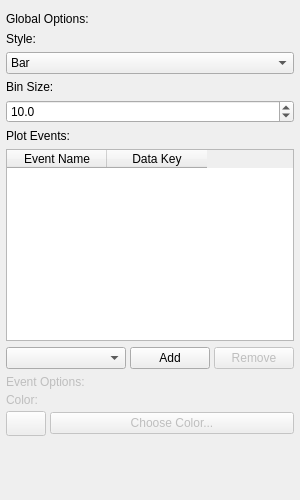
Qt form src/WhiskerToolbox/Plots/PSTHWidget/UI/PSTHPropertiesWidget.ui (paulmthompson/WhiskerToolbox) before a commit.
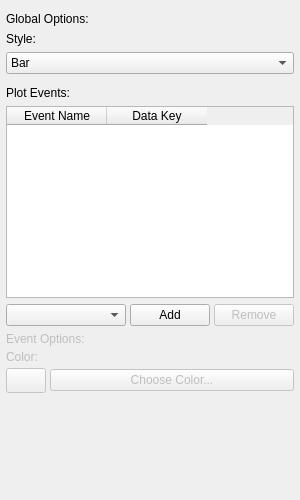
The same form after that commit.

Commit message: PSTH uses estimation of rate library

What changed in the file:
```diff
--- a/src/WhiskerToolbox/Plots/PSTHWidget/UI/PSTHPropertiesWidget.ui
+++ b/src/WhiskerToolbox/Plots/PSTHWidget/UI/PSTHPropertiesWidget.ui
@@ -74,35 +74,13 @@
     </widget>
    </item>
    <item>
-    <widget class="QLabel" name="bin_size_label">
-     <property name="text">
-      <string>Bin Size:</string>
-     </property>
-    </widget>
-   </item>
-   <item>
-    <widget class="QDoubleSpinBox" name="bin_size_spinbox">
+    <widget class="QWidget" name="estimation_placeholder" native="true">
      <property name="sizePolicy">
       <sizepolicy hsizetype="Expanding" vsizetype="Fixed">
        <horstretch>0</horstretch>
        <verstretch>0</verstretch>
       </sizepolicy>
      </property>
-     <property name="decimals">
-      <number>1</number>
-     </property>
-     <property name="minimum">
-      <double>0.10000000000000001</double>
-     </property>
-     <property name="maximum">
-      <double>10000.00000000000000</double>
-     </property>
-     <property name="singleStep">
-      <double>1.0000000000000000</double>
-     </property>
-     <property name="value">
-      <double>10.0000000000000000</double>
-     </property>
     </widget>
    </item>
    <item>
```
The commit also changes 8 other files.
